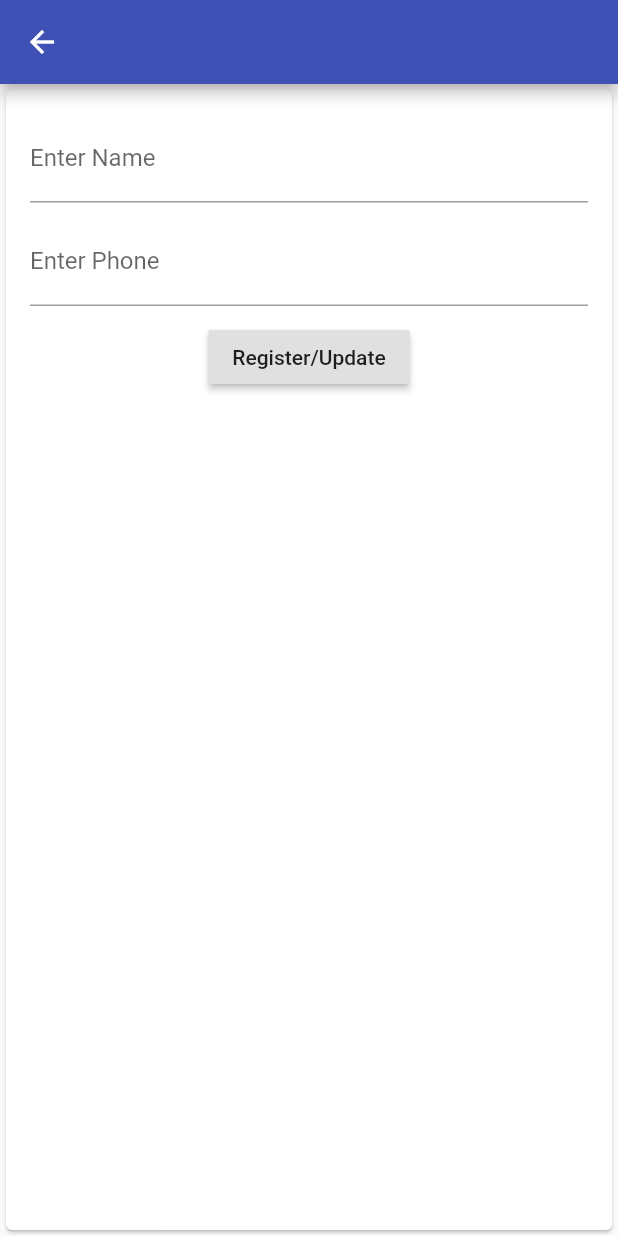
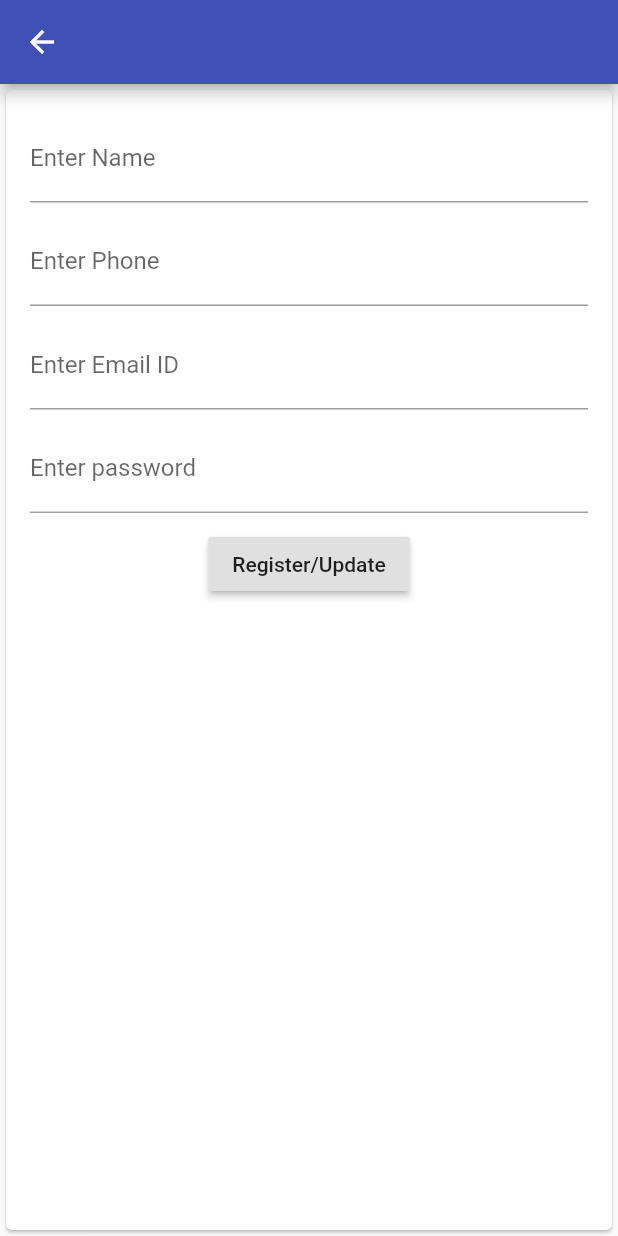
Before and after one commit to ashwinabraham9417/donation_box, a Flutter app: the AddButtonBuild screen opened directly, on a phone screen of 412 x 824 dp. Run offline on Flutter 3.47's test engine with Material 2 defaults, Android fonts, the phone set to English and light mode, and no system bars; our stand-ins replace cloud_firestore, firebase_auth, google_sign_in; accounts and stored records are empty.

Commit message:
commiting files

```diff
--- a/donation_box/lib/app/admin_screen/add_button_build.dart
+++ b/donation_box/lib/app/admin_screen/add_button_build.dart
@@ -1,23 +1,37 @@
 import 'package:flutter/material.dart';
+
 class AddButtonBuild extends StatelessWidget {
-  final nameController= TextEditingController();
+  final nameController = TextEditingController();
   @override
   Widget build(BuildContext context) {
     return Scaffold(
       appBar: AppBar(),
       body: Card(
-
         child: Container(
           margin: EdgeInsets.all(16),
           child: Column(
             mainAxisSize: MainAxisSize.max,
             children: [
               buildTextField('Enter Name'),
-              SizedBox(height: 10.0,),
+              SizedBox(
+                height: 10.0,
+              ),
               buildTextField('Enter Phone'),
-              SizedBox(height: 10.0,),
-              RaisedButton(onPressed: (){},child: Text('Register/Update'),)
-
+              SizedBox(
+                height: 10.0,
+              ),
+              buildTextField('Enter Email ID'),
+              SizedBox(
+                height: 10.0,
+              ),
+              buildTextField('Enter password'),
+              SizedBox(
+                height: 10.0,
+              ),
+              RaisedButton(
+                onPressed: () {},
+                child: Text('Register/Update'),
+              )
             ],
           ),
         ),
@@ -27,11 +41,8 @@ class AddButtonBuild extends StatelessWidget {
 
   TextField buildTextField(String text) {
     return TextField(
-          controller: nameController,
-          decoration: InputDecoration(
-            labelText: text
-          ),
-
-        );
+      //controller: nameController,
+      decoration: InputDecoration(labelText: text),
+    );
   }
 }
--- a/donation_box/lib/app/camp_items.dart
+++ b/donation_box/lib/app/camp_items.dart
@@ -42,6 +42,10 @@ class CampItems extends StatelessWidget {
           SizedBox(
             height: 10.0,
           ),
+          FlatButton(onPressed: (){}, child: Text('Open in Map')),
+          SizedBox(
+            height: 10.0,
+          ),
           RaisedButton(
               child: Text('Go Back'),
               onPressed: () {
```
